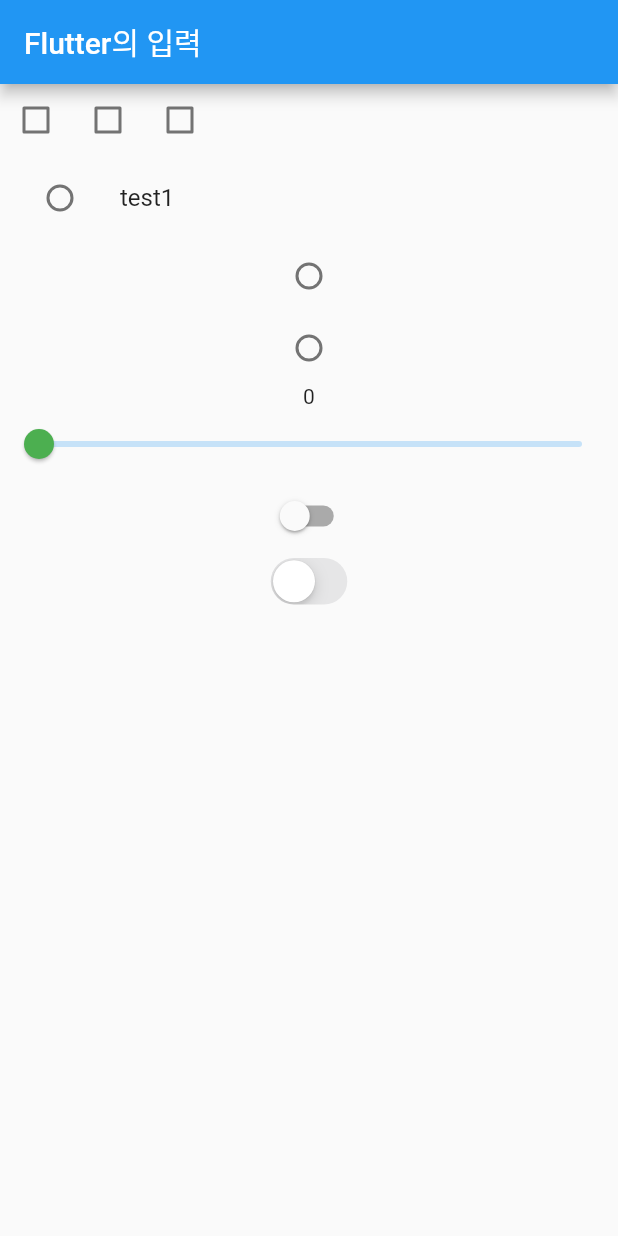
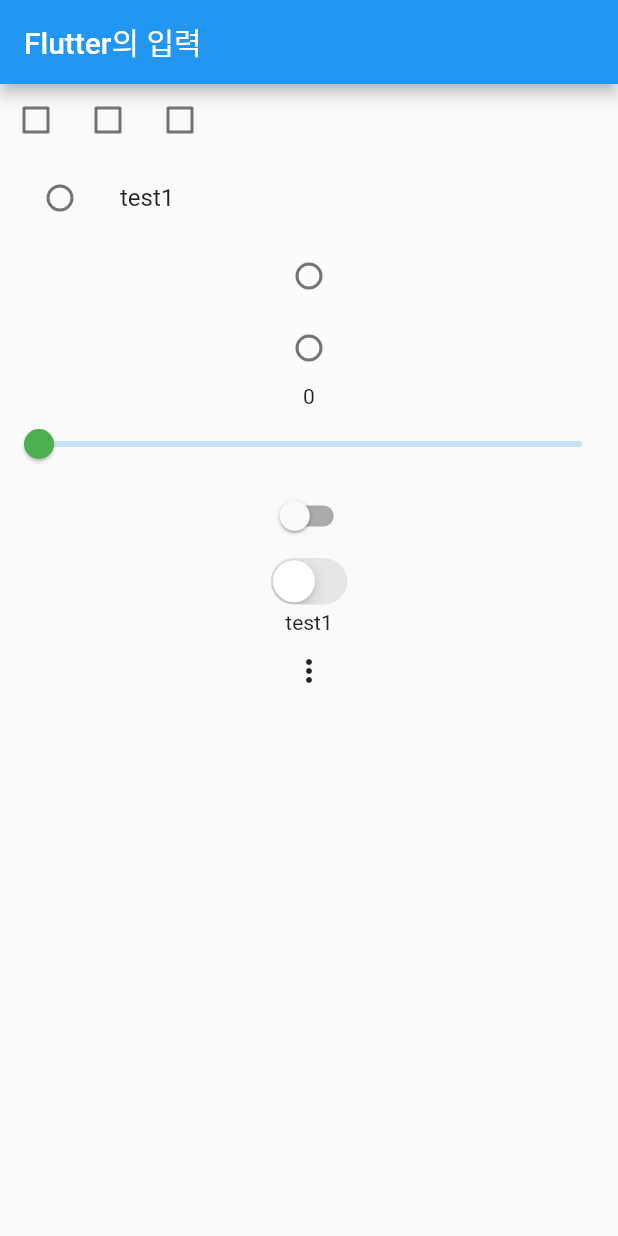
Before and after one commit to haerong22/flutter, a Flutter app: the screen it shows after launch, on a phone screen of 412 x 824 dp. Run offline on Flutter 3.47's test engine with Material 2 defaults, Android fonts, the phone set to English and light mode, and no system bars.

Commit message:
#2 flutter: widget - input(popup)

```diff
--- a/flutter_test_project/lib/input.dart
+++ b/flutter_test_project/lib/input.dart
@@ -23,6 +23,7 @@ class Body extends StatelessWidget {
         TestRadioButton(),
         TestSlider(),
         TestSwitch(),
+        TestPopupMenu(),
       ],
     );
   }
@@ -177,3 +178,38 @@ class _TestSwitchState extends State<TestSwitch> {
     );
   }
 }
+
+class TestPopupMenu extends StatefulWidget {
+  const TestPopupMenu({super.key});
+
+  @override
+  State<TestPopupMenu> createState() => _TestPopupMenuState();
+}
+
+enum TestPopupValue {
+  test1,
+  test2,
+  test3;
+}
+
+class _TestPopupMenuState extends State<TestPopupMenu> {
+  TestRadioValue selectValue = TestRadioValue.test1;
+
+  @override
+  Widget build(BuildContext context) {
+    return Column(
+      children: [
+        Text(selectValue.name),
+        PopupMenuButton(
+          itemBuilder: (context) {
+            return TestRadioValue.values
+                .map((value) =>
+                    PopupMenuItem(value: value, child: Text(value.name)))
+                .toList();
+          },
+          onSelected: (newValue) => setState(() => selectValue = newValue),
+        ),
+      ],
+    );
+  }
+}
```
